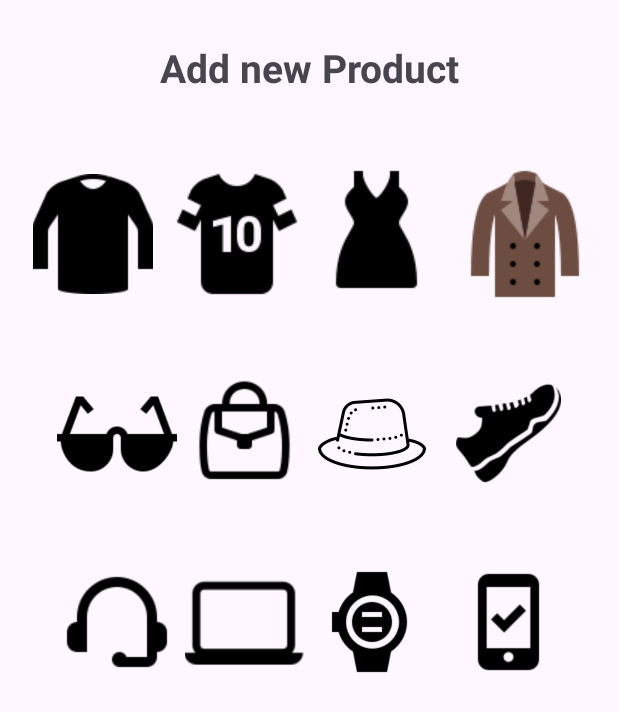
After one commit to Stephen-Salano/E-commerce_App, an Android app: the layout activity_admin_category.xml on its own in the app's theme, with its tools: preview values and no code run, on a phone screen of 412 x 824 dp. The commit adds this screen. Shown: the top 712 px of the screen. Run offline under Robolectric (Android 15) with nearby library versions, the phone set to English and light mode, and no system bars.

Commit message:
Added Admin category page with icons

```diff
--- /dev/null
+++ b/app/src/main/res/layout/activity_admin_category.xml
@@ -0,0 +1,139 @@
+<?xml version="1.0" encoding="utf-8"?>
+<RelativeLayout xmlns:android="http://schemas.android.com/apk/res/android"
+    xmlns:app="http://schemas.android.com/apk/res-auto"
+    xmlns:tools="http://schemas.android.com/tools"
+    android:id="@+id/main"
+    android:layout_width="match_parent"
+    android:layout_height="match_parent"
+    tools:context=".AdminCategoryActivity">
+
+    <TextView
+        android:id="@+id/slogan_category"
+        android:layout_width="match_parent"
+        android:layout_height="wrap_content"
+        android:layout_alignParentTop="true"
+        android:layout_centerHorizontal="true"
+        android:layout_marginTop="27dp"
+        android:text="Add new Product"
+        android:textAlignment="center"
+        android:textSize="26sp"
+        android:textStyle="bold"
+        />
+    <!-- Linear layout to display our products-->
+    <LinearLayout
+        android:id="@+id/linear_category_layout"
+        android:layout_width="match_parent"
+        android:layout_height="wrap_content"
+        android:layout_below="@+id/slogan_category"
+        android:orientation="horizontal"
+        android:layout_centerHorizontal="true"
+        android:gravity="center"
+        android:layout_marginTop="45dp">
+
+        <ImageView
+            android:id="@+id/t_shirts"
+            android:layout_width="wrap_content"
+            android:layout_height="80dp"
+            android:src="@drawable/tshirts"
+            />
+        <ImageView
+            android:id="@+id/sports_t_shirts"
+            android:layout_width="wrap_content"
+            android:layout_height="wrap_content"
+            android:src="@drawable/sports"
+            />
+        <ImageView
+            android:id="@+id/female_dresses"
+            android:layout_width="wrap_content"
+            android:layout_height="wrap_content"
+            android:src="@drawable/female_dresses"
+            />
+        <ImageView
+            android:id="@+id/sweaters"
+            android:layout_width="wrap_content"
+            android:layout_height="wrap_content"
+            android:src="@drawable/sweather"
+            />
+
+    </LinearLayout>
+    <!-- linear 2-->
+    <LinearLayout
+        android:id="@+id/linear2_category_layout"
+        android:layout_width="match_parent"
+        android:layout_height="wrap_content"
+        android:layout_below="@+id/linear_category_layout"
+        android:orientation="horizontal"
+        android:layout_centerHorizontal="true"
+        android:gravity="center"
+        android:layout_marginTop="45dp">
+
+        <ImageView
+            android:id="@+id/glasses"
+            android:layout_width="80dp"
+            android:layout_height="80dp"
+            android:src="@drawable/glasses"
+            />
+        <ImageView
+            android:id="@+id/purses_bags_wallets"
+            android:layout_width="90dp"
+            android:layout_height="80dp"
+            android:src="@drawable/purses_bags"
+            />
+        <ImageView
+            android:id="@+id/hats_caps"
+            android:layout_width="80dp"
+            android:layout_height="80dp"
+            android:src="@drawable/hats"
+            />
+        <ImageView
+            android:id="@+id/shoes"
+            android:layout_width="70dp"
+            android:layout_height="80dp"
+            android:src="@drawable/shoess"
+            android:layout_marginStart="16dp"
+
+            />
+
+    </LinearLayout>
+
+    <!--linear 3-->
+    <LinearLayout
+        android:id="@+id/linear3_category_layout"
+        android:layout_width="match_parent"
+        android:layout_height="wrap_content"
+        android:layout_below="@+id/linear2_category_layout"
+        android:orientation="horizontal"
+        android:layout_centerHorizontal="true"
+        android:gravity="center"
+        android:layout_marginTop="45dp">
+
+        <ImageView
+            android:id="@+id/headphones_handfree"
+            android:layout_width="80dp"
+            android:layout_height="80dp"
+            android:src="@drawable/headphoness"
+            />
+        <ImageView
+            android:id="@+id/laptops_pc"
+            android:layout_width="90dp"
+            android:layout_height="80dp"
+            android:src="@drawable/laptops"
+            />
+        <ImageView
+            android:id="@+id/watches"
+            android:layout_width="80dp"
+            android:layout_height="80dp"
+            android:src="@drawable/watches"
+            />
+        <ImageView
+            android:id="@+id/mobilephones"
+            android:layout_width="70dp"
+            android:layout_height="80dp"
+            android:src="@drawable/mobiles"
+            android:layout_marginStart="16dp"
+
+            />
+
+    </LinearLayout>
+
+</RelativeLayout>
```
Also changed, not shown: app/src/main/java/com/example/e_commerce/AdminAddNewProductActivity.java (+7 -3 lines), app/src/main/java/com/example/e_commerce/AdminCategoryActivity.java (added, +110 -0 lines), app/src/main/java/com/example/e_commerce/LoginActivity.java (+10 -13 lines).
